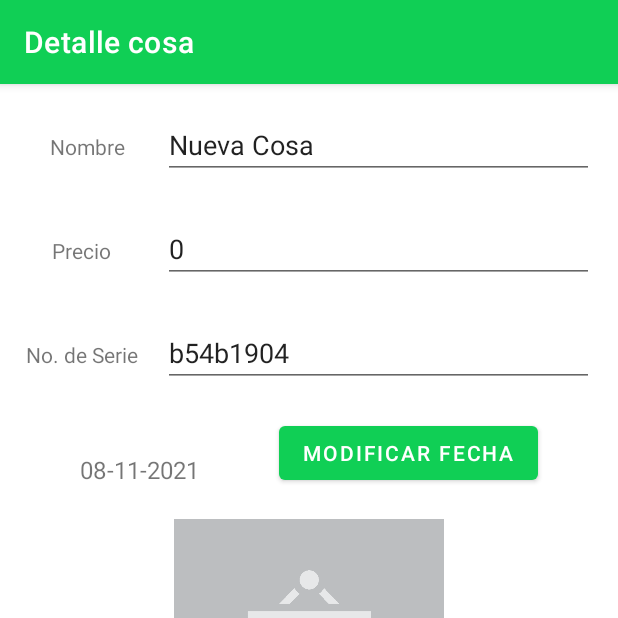
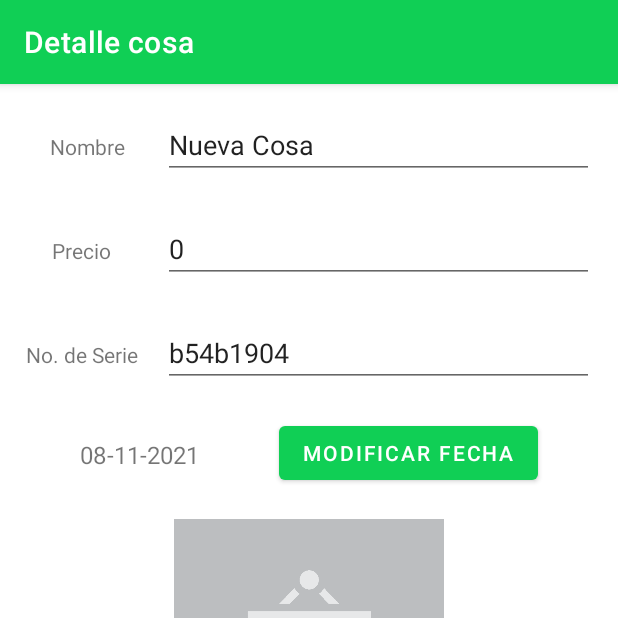
Before and after one commit to CesarArellano/Possessor-App, an Android app: the screen it shows after launch (MainActivity), after a tap on "Agregar nueva cosa", on a phone screen of 412 x 824 dp, the top half of it. Run offline under Robolectric (Android 15) with nearby library versions, the phone set to English and light mode, and no system bars; libraries missing offline, so code that uses them is left out: it.xabaras.android.

Commit message:
Fixing styles in ThingTableFragment

```diff
--- a/PossessorApp/app/src/main/res/layout/thing_fragment.xml
+++ b/PossessorApp/app/src/main/res/layout/thing_fragment.xml
@@ -83,7 +83,7 @@
         android:id="@+id/dateLabel"
         android:layout_width="wrap_content"
         android:layout_height="wrap_content"
-        android:layout_marginTop="44dp"
+        android:layout_marginTop="34dp"
         android:text="@string/dateLabel"
         android:textSize="16sp"
         app:layout_constraintEnd_toStartOf="@+id/modifyDateButton"
--- a/PossessorApp/app/src/main/res/layout/thing_layout.xml
+++ b/PossessorApp/app/src/main/res/layout/thing_layout.xml
@@ -10,8 +10,9 @@
         android:id="@+id/nameLabel"
         android:layout_width="wrap_content"
         android:layout_height="wrap_content"
-        android:layout_marginStart="24dp"
+        android:layout_marginStart="16dp"
         android:layout_marginTop="16dp"
+        android:maxLength="22"
         android:text="@string/nameLabel"
         android:textColor="@color/white"
         android:textStyle="bold"
@@ -35,6 +36,7 @@
         android:layout_height="wrap_content"
         android:layout_marginTop="8dp"
         android:layout_marginBottom="12dp"
+        android:maxLength="18"
         android:text="@string/serialNumberLabel"
         android:textColor="@color/white"
         app:layout_constraintBottom_toBottomOf="parent"
```
